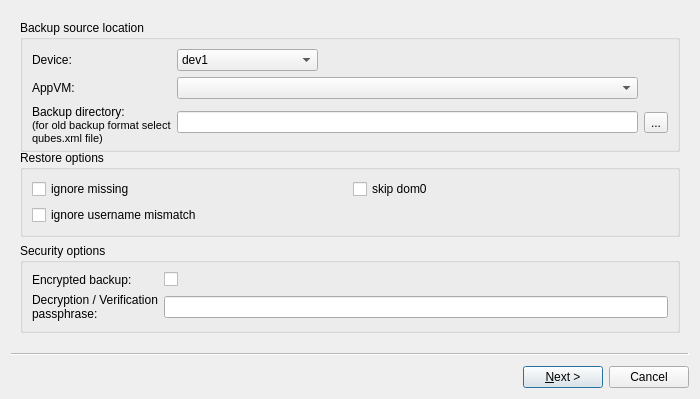
The window that restoredlg.ui (QubesOS/qubes-manager) describes before a commit, drawn with Qt 5.
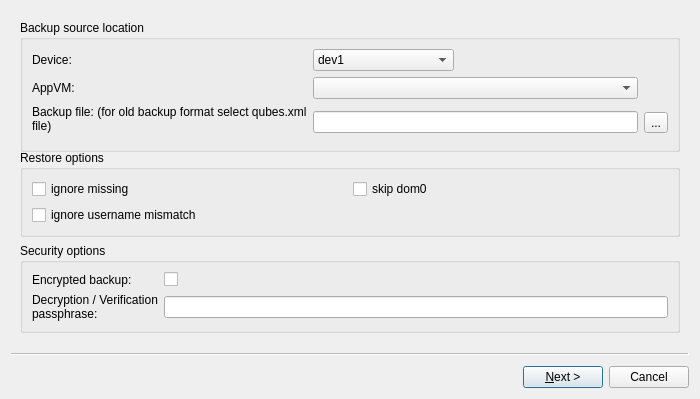
The same window after the commit.

Commit message:
backups: kill self.backup_location variable
This is copy of dir_line_edit content and its easy to desynchronize its
value, so just use the later directly.

```diff
--- a/restoredlg.ui
+++ b/restoredlg.ui
@@ -143,7 +143,7 @@
           </size>
          </property>
          <property name="text">
-          <string>&lt;html&gt;&lt;head/&gt;&lt;body&gt;&lt;p&gt;Backup directory:&lt;br&gt;&lt;span style=&quot; font-size:8pt;&quot;&gt;(for old backup format select qubes.xml file)&lt;/span&gt;&lt;/p&gt;&lt;/body&gt;&lt;/html&gt;</string>
+          <string>&lt;html&gt;&lt;head/&gt;&lt;body&gt;&lt;p&gt;Backup file:&lt;br&gt;&lt;span style=&quot; font-size:8pt;&quot;&gt;(for old backup format select qubes.xml file)&lt;/span&gt;&lt;/p&gt;&lt;/body&gt;&lt;/html&gt;</string>
          </property>
          <property name="alignment">
           <set>Qt::AlignLeading|Qt::AlignLeft|Qt::AlignTop</set>
```
The commit also changes 3 other files.
